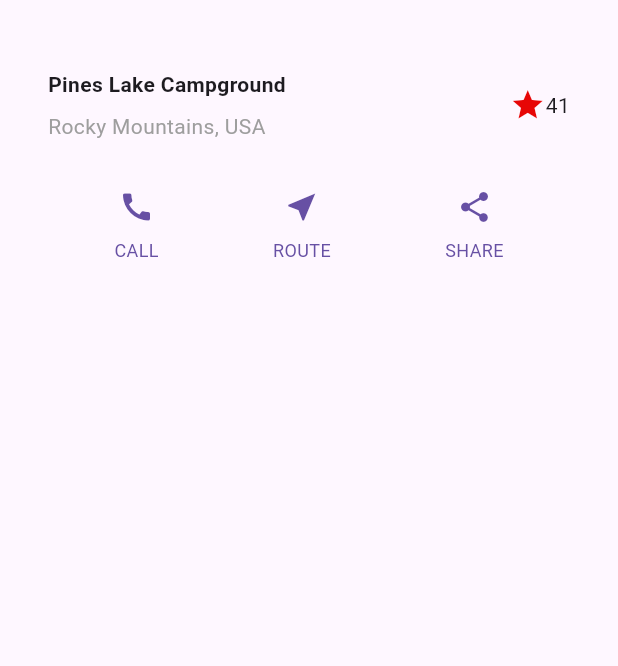
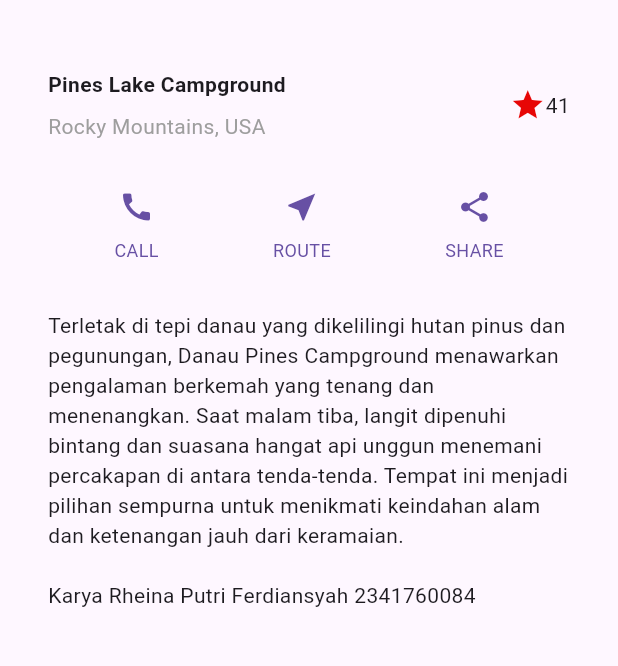
Before and after one commit to rheinaputri/Pertemuan-5---Flutter-2, a Flutter app: the screen it shows after launch, on a phone screen of 412 x 824 dp, the part 63-729 px from its top. Run offline on Flutter 3.47's test engine with Material 3 defaults, Android fonts, the phone set to English and light mode, and no system bars.

Commit message:
Praktikum 3 - Implementasi text section (yg benar)

```diff
--- a/layout_flutter/lib/main.dart
+++ b/layout_flutter/lib/main.dart
@@ -8,16 +8,14 @@ class MyApp extends StatelessWidget {
   MyApp({super.key});
 
   // Bagian title
-  final Widget titleSection = Container(
+  Widget titleSection = Container(
     padding: const EdgeInsets.all(32.0),
     child: Row(
       children: [
         Expanded(
-          // soal 1
           child: Column(
             crossAxisAlignment: CrossAxisAlignment.start,
             children: [
-              // soal 2
               Container(
                 padding: const EdgeInsets.only(bottom: 8.0),
                 child: const Text(
@@ -32,7 +30,6 @@ class MyApp extends StatelessWidget {
             ],
           ),
         ),
-        // soal 3
         const Icon(Icons.star, color: Color.fromARGB(255, 231, 6, 6)),
         const Text('41'),
       ],
@@ -43,7 +40,8 @@ class MyApp extends StatelessWidget {
   Widget build(BuildContext context) {
     Color color = Theme.of(context).primaryColor;
 
-    final buttonSection = Row(
+    // Bagian tombol
+    Widget buttonSection = Row(
       mainAxisAlignment: MainAxisAlignment.spaceEvenly,
       children: [
         _buildButtonColumn(color, Icons.call, 'CALL'),
@@ -52,40 +50,30 @@ class MyApp extends StatelessWidget {
       ],
     );
 
-    // const textSection = Padding(
-    //   padding: EdgeInsets.all(32.0),
-    //   child: Text(
-    //     'Terletak di tepi danau yang dikelilingi hutan pinus dan pegunungan, '
-    //     'Danau Pines Campground menawarkan pengalaman berkemah yang tenang dan menenangkan. '
-    //     'Saat malam tiba, langit dipenuhi bintang dan suasana hangat api unggun menemani percakapan '
-    //     'di antara tenda-tenda. Tempat ini menjadi pilihan sempurna untuk menikmati keindahan alam '
-    //     'dan ketenangan jauh dari keramaian.',
-    //     softWrap: true,
-    //   ),
-    // );
+    // Bagian teks deskripsi
+    Widget textSection = Container(
+      padding: const EdgeInsets.all(32),
+      child: const Text(
+        'Terletak di tepi danau yang dikelilingi hutan pinus dan pegunungan, '
+        'Danau Pines Campground menawarkan pengalaman berkemah yang tenang dan menenangkan. '
+        'Saat malam tiba, langit dipenuhi bintang dan suasana hangat api unggun menemani percakapan '
+        'di antara tenda-tenda. Tempat ini menjadi pilihan sempurna untuk menikmati keindahan alam '
+        'dan ketenangan jauh dari keramaian.\n\n'
+        'Karya Rheina Putri Ferdiansyah 2341760084'
+      ),
+    );
 
     return MaterialApp(
       title: 'Flutter Layout: Rheina Putri Ferdiansyah (2341760084)',
       home: Scaffold(
         appBar: AppBar(title: const Text('Flutter Layout Demo')),
-
-        body: Column(
+        body: ListView(
           children: [
             titleSection,
-            buttonSection]),
-        // body: ListView(
-        //   children: [
-        //     Image.asset(
-        //       'images/campground.jpeg',
-        //       width: 600,
-        //       height: 240,
-        //       fit: BoxFit.cover,
-        //     ),
-        //     titleSection,
-        //     buttonSection,
-        //     textSection,
-        //   ],
-        // ),
+            buttonSection,
+            textSection,
+          ],
+        ),
       ),
     );
   }
```
Also changed, not shown: layout_flutter/images/p3.1.png (added), layout_flutter/images/p3.2.png (added), layout_flutter/images/p3.3.png (added), 1 other file.
